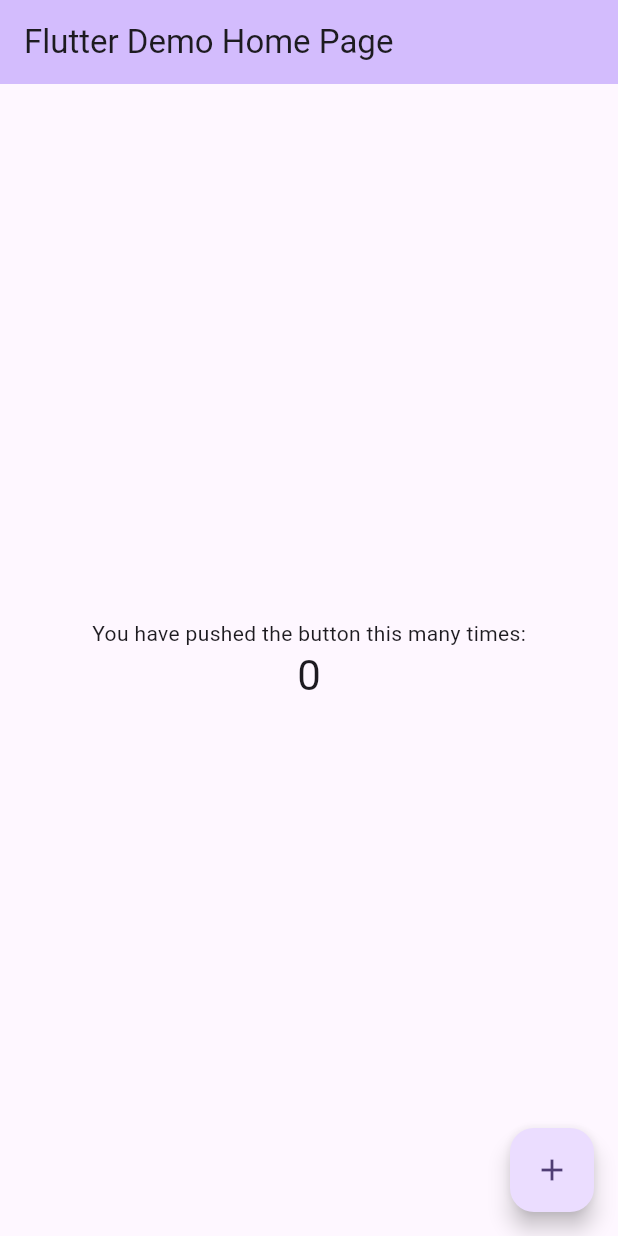
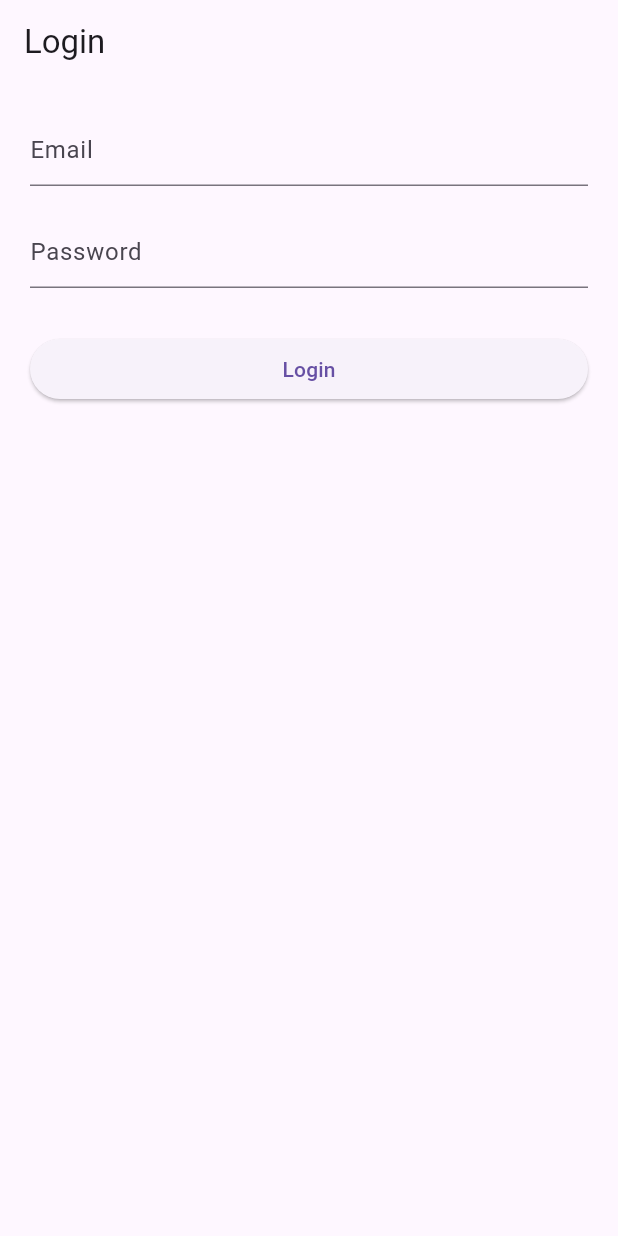
Before and after one commit to Siam-Sazid/biometric-app, a Flutter app: the screen it shows after launch, on a phone screen of 412 x 824 dp. Run offline on Flutter 3.47's test engine with Material 3 defaults, Android fonts, the light colour scheme and no system bars; our stand-ins replace flutter_secure_storage, local_auth.

Commit message:
feature: implemented login and home screens

```diff
--- a/lib/features/authentications/screen/login_page.dart
+++ b/lib/features/authentications/screen/login_page.dart
@@ -0,0 +1,118 @@
+import 'package:flutter/material.dart';
+import 'package:provider/provider.dart';
+
+import '../../home_page/screen/home_page.dart';
+import '../controller/auth_controller.dart';
+
+class LoginPage extends StatefulWidget {
+  const LoginPage({super.key});
+
+  @override
+  State<LoginPage> createState() => _LoginPageState();
+}
+
+class _LoginPageState extends State<LoginPage> {
+  final emailController = TextEditingController();
+  final passwordController = TextEditingController();
+
+  @override
+  void initState() {
+    super.initState();
+    WidgetsBinding.instance.addPostFrameCallback((_) => autoBiometricLogin());
+  }
+
+  @override
+  void dispose() {
+    emailController.dispose();
+    passwordController.dispose();
+    super.dispose();
+  }
+
+  Future<void> autoBiometricLogin() async {
+    final auth = context.read<AuthController>();
+    final success = await auth.biometricLogin();
+
+    if (success && mounted) {
+      Navigator.pushReplacement(
+        context,
+        MaterialPageRoute(builder: (_) => const HomePage()),
+      );
+    }
+  }
+
+  Future<void> _onLogin() async {
+    final auth = context.read<AuthController>();
+    final navigator = Navigator.of(context);
+
+    final success = await auth.login(
+      emailController.text,
+      passwordController.text,
+    );
+
+    if (!success || !mounted) return;
+
+    final enableBiometric = await showDialog<bool>(
+      context: context,
+      builder: (_) => AlertDialog(
+        title: const Text('Enable Biometric Login'),
+        content: const Text(
+          'Would you like to use fingerprint or face ID to log in next time?',
+        ),
+        actions: [
+          TextButton(
+            onPressed: () => Navigator.pop(context, false),
+            child: const Text('No'),
+          ),
+          TextButton(
+            onPressed: () => Navigator.pop(context, true),
+            child: const Text('Yes'),
+          ),
+        ],
+      ),
+    );
+
+    if (enableBiometric == true) {
+      await auth.enableBiometric();
+    }
+
+    navigator.pushReplacement(
+      MaterialPageRoute(builder: (_) => const HomePage()),
+    );
+  }
+
+  @override
+  Widget build(BuildContext context) {
+    final isLoading = context.select<AuthController, bool>((a) => a.isLoading);
+
+    return Scaffold(
+      appBar: AppBar(title: const Text('Login')),
+      body: Padding(
+        padding: const EdgeInsets.all(20),
+        child: Column(
+          children: [
+            TextField(
+              controller: emailController,
+              decoration: const InputDecoration(hintText: 'Email'),
+            ),
+            const SizedBox(height: 20),
+            TextField(
+              controller: passwordController,
+              obscureText: true,
+              decoration: const InputDecoration(hintText: 'Password'),
+            ),
+            const SizedBox(height: 30),
+            SizedBox(
+              width: double.infinity,
+              child: ElevatedButton(
+                onPressed: isLoading ? null : _onLogin,
+                child: isLoading
+                    ? const CircularProgressIndicator()
+                    : const Text('Login'),
+              ),
+            ),
+          ],
+        ),
+      ),
+    );
+  }
+}
--- a/lib/main.dart
+++ b/lib/main.dart
@@ -1,122 +1,32 @@
 import 'package:flutter/material.dart';
+import 'package:provider/provider.dart';
 
-void main() {
-  runApp(const MyApp());
+import 'features/authentications/controller/auth_controller.dart';
+import 'features/authentications/screen/login_page.dart';
+
+
+void main() async {
+  WidgetsFlutterBinding.ensureInitialized();
+  runApp(
+    MultiProvider(
+      providers: [
+        ChangeNotifierProvider(
+          create: (_) => AuthController(),
+        ),
+      ],
+      child: const MyApp(),
+    ),
+  );
 }
 
 class MyApp extends StatelessWidget {
   const MyApp({super.key});
 
-  // This widget is the root of your application.
   @override
   Widget build(BuildContext context) {
     return MaterialApp(
-      title: 'Flutter Demo',
-      theme: ThemeData(
-        // This is the theme of your application.
-        //
-        // TRY THIS: Try running your application with "flutter run". You'll see
-        // the application has a purple toolbar. Then, without quitting the app,
-        // try changing the seedColor in the colorScheme below to Colors.green
-        // and then invoke "hot reload" (save your changes or press the "hot
-        // reload" button in a Flutter-supported IDE, or press "r" if you used
-        // the command line to start the app).
-        //
-        // Notice that the counter didn't reset back to zero; the application
-        // state is not lost during the reload. To reset the state, use hot
-        // restart instead.
-        //
-        // This works for code too, not just values: Most code changes can be
-        // tested with just a hot reload.
-        colorScheme: .fromSeed(seedColor: Colors.deepPurple),
-      ),
-      home: const MyHomePage(title: 'Flutter Demo Home Page'),
+      debugShowCheckedModeBanner: false,
+      home: const LoginPage(),
     );
   }
 }
-
-class MyHomePage extends StatefulWidget {
-  const MyHomePage({super.key, required this.title});
-
-  // This widget is the home page of your application. It is stateful, meaning
-  // that it has a State object (defined below) that contains fields that affect
-  // how it looks.
-
-  // This class is the configuration for the state. It holds the values (in this
-  // case the title) provided by the parent (in this case the App widget) and
-  // used by the build method of the State. Fields in a Widget subclass are
-  // always marked "final".
-
-  final String title;
-
-  @override
-  State<MyHomePage> createState() => _MyHomePageState();
-}
-
-class _MyHomePageState extends State<MyHomePage> {
-  int _counter = 0;
-
-  void _incrementCounter() {
-    setState(() {
-      // This call to setState tells the Flutter framework that something has
-      // changed in this State, which causes it to rerun the build method below
-      // so that the display can reflect the updated values. If we changed
-      // _counter without calling setState(), then the build method would not be
-      // called again, and so nothing would appear to happen.
-      _counter++;
-    });
-  }
-
-  @override
-  Widget build(BuildContext context) {
-    // This method is rerun every time setState is called, for instance as done
-    // by the _incrementCounter method above.
-    //
-    // The Flutter framework has been optimized to make rerunning build methods
-    // fast, so that you can just rebuild anything that needs updating rather
-    // than having to individually change instances of widgets.
-    return Scaffold(
-      appBar: AppBar(
-        // TRY THIS: Try changing the color here to a specific color (to
-        // Colors.amber, perhaps?) and trigger a hot reload to see the AppBar
-        // change color while the other colors stay the same.
-        backgroundColor: Theme.of(context).colorScheme.inversePrimary,
-        // Here we take the value from the MyHomePage object that was created by
-        // the App.build method, and use it to set our appbar title.
-        title: Text(widget.title),
-      ),
-      body: Center(
-        // Center is a layout widget. It takes a single child and positions it
-        // in the middle of the parent.
-        child: Column(
-          // Column is also a layout widget. It takes a list of children and
-          // arranges them vertically. By default, it sizes itself to fit its
-          // children horizontally, and tries to be as tall as its parent.
-          //
-          // Column has various properties to control how it sizes itself and
-          // how it positions its children. Here we use mainAxisAlignment to
-          // center the children vertically; the main axis here is the vertical
-          // axis because Columns are vertical (the cross axis would be
-          // horizontal).
-          //
-          // TRY THIS: Invoke "debug painting" (choose the "Toggle Debug Paint"
-          // action in the IDE, or press "p" in the console), to see the
-          // wireframe for each widget.
-          mainAxisAlignment: .center,
-          children: [
-            const Text('You have pushed the button this many times:'),
-            Text(
-              '$_counter',
-              style: Theme.of(context).textTheme.headlineMedium,
-            ),
-          ],
-        ),
-      ),
-      floatingActionButton: FloatingActionButton(
-        onPressed: _incrementCounter,
-        tooltip: 'Increment',
-        child: const Icon(Icons.add),
-      ),
-    );
-  }
-}
--- a/pubspec.yaml
+++ b/pubspec.yaml
@@ -36,6 +36,7 @@ dependencies:
   cupertino_icons: ^1.0.8
   local_auth: ^3.0.1
   flutter_secure_storage: ^10.2.0
+  provider: ^6.1.5+1
 dev_dependencies:
   flutter_test:
     sdk: flutter
```
Also changed, not shown: lib/core/services/biometric_services.dart (+4 -14 lines), lib/features/home_page/screen/home_page.dart (+31 -0 lines), .claude/settings.local.json (added), pubspec.lock, 6 other files.
